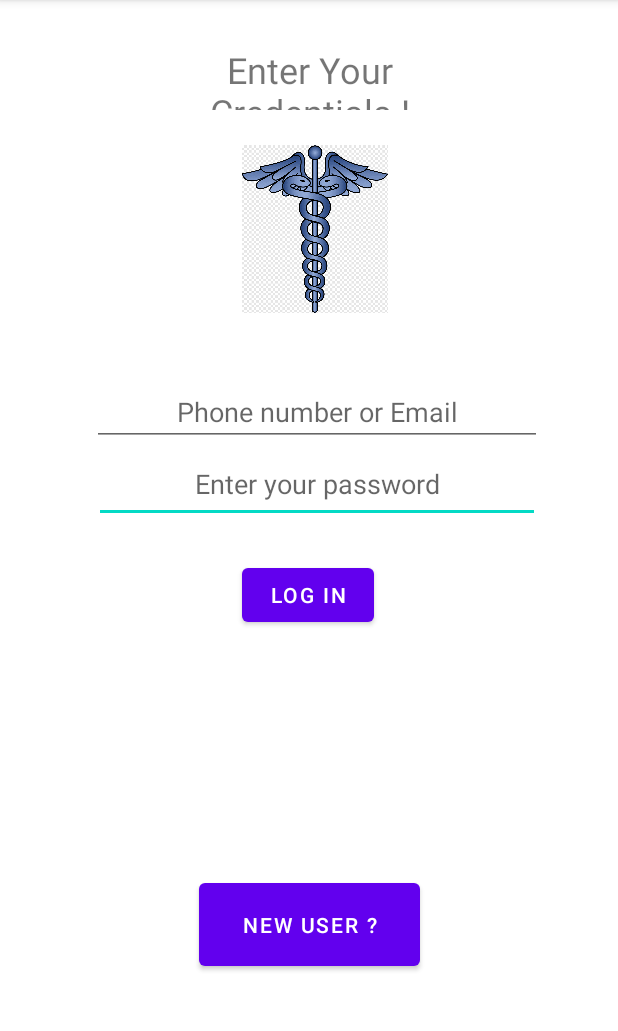
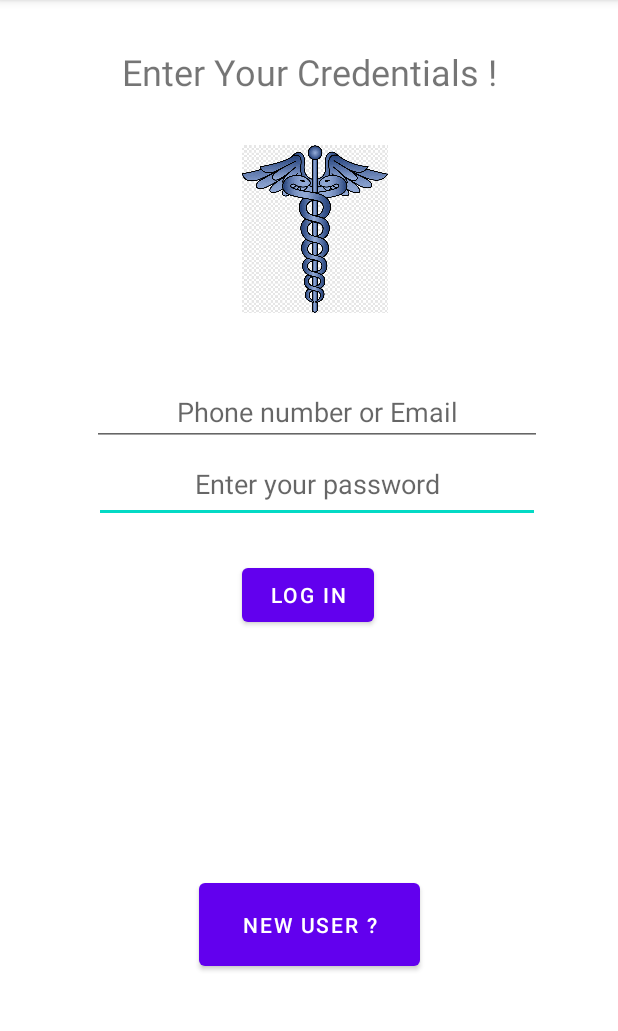
Before and after one commit to as-repo1/Ambulance, an Android app: the screen it shows after launch (MainActivity), on a phone screen of 412 x 824 dp, the part 84-1115 px from its top. Run offline under Robolectric (Android 15) with nearby library versions, the phone set to English and light mode, and no system bars.

Commit message:
minor changes

```diff
--- a/app/src/main/res/layout/activity_main.xml
+++ b/app/src/main/res/layout/activity_main.xml
@@ -36,8 +36,8 @@
 
     <TextView
         android:id="@+id/textView"
-        android:layout_width="249dp"
-        android:layout_height="43dp"
+        android:layout_width="305dp"
+        android:layout_height="33dp"
         android:text="@string/login_top_text"
         android:textAlignment="center"
         android:textSize="24sp"
```
